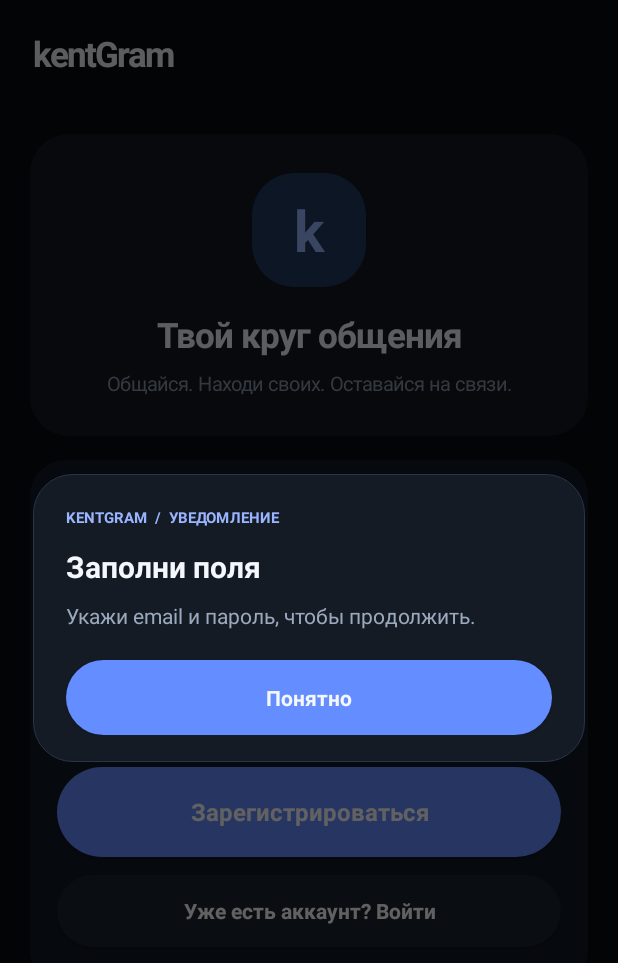
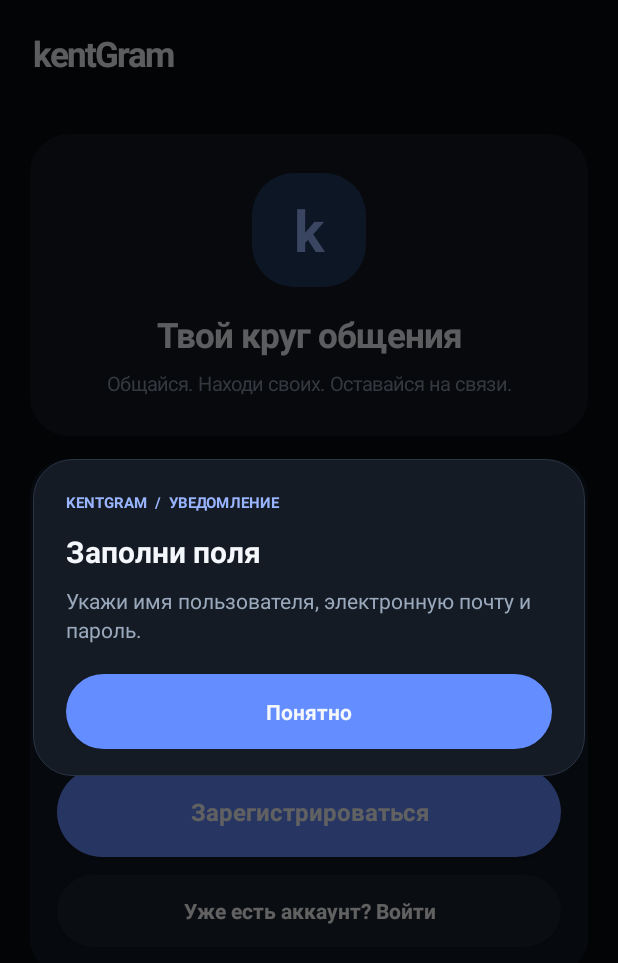
Before and after one commit to cbferz/kentGram, an Android app: the screen it shows after launch (MainActivity), after a tap on "Зарегистрироваться", on a phone screen of 412 x 824 dp. Shown: the top 963 px of the screen. Run offline under Robolectric (Android 15) with nearby library versions, the phone set to English and light mode, and no system bars; 2 other taps on this screen came first.

Commit message:
feat(auth): use username login and email registration

```diff
--- a/app/src/main/java/com/kentgram/MainActivity.java
+++ b/app/src/main/java/com/kentgram/MainActivity.java
@@ -374,14 +374,20 @@ public final class MainActivity extends Activity {
         TextView formTitle=label("Вход в аккаунт",18,TEXT,true);
         formTitle.setPadding(0,0,0,dp(14));
         form.addView(formTitle);
-        EditText email=field("Email");
+
+        EditText username=field("Имя пользователя");
+        username.setSingleLine(true);
+        EditText email=field("Электронная почта");
+        email.setSingleLine(true);
+        email.setInputType( android.text.InputType.TYPE_CLASS_TEXT |
+                android.text.InputType.TYPE_TEXT_VARIATION_EMAIL_ADDRESS);
+        email.setVisibility(View.GONE);
         EditText password=field("Пароль");
+        password.setSingleLine(true);
         password.setInputType(129);
-        EditText username=field("Имя пользователя");
-        username.setVisibility(View.GONE);
+        form.addView(username);
         form.addView(email);
         form.addView(password);
-        form.addView(username);
 
         Button primary=button("Войти");
         Button secondary=button("Создать аккаунт");
@@ -392,37 +398,53 @@ public final class MainActivity extends Activity {
         secondary.setMinHeight(dp(48));
         secondary.setBackground(round(PANEL_ALT,40));
         form.addView(primary);
-        LinearLayout.LayoutParams secondaryParams=(LinearLayout.LayoutParams)secondary.getLayoutParams();
-        if(secondaryParams==null)secondaryParams=new LinearLayout.LayoutParams(-1,-2);
+        LinearLayout.LayoutParams secondaryParams=new LinearLayout.LayoutParams(-1,-2);
         secondaryParams.topMargin=dp(4);
         secondary.setLayoutParams(secondaryParams);
         form.addView(secondary);
 
         final boolean[] registering={false};
         primary.setOnClickListener(v->{
+            String name=username.getText().toString().trim();
             String mail=email.getText().toString().trim();
             String pass=password.getText().toString();
-            if(mail.isEmpty()||pass.isEmpty()){
-                KentDialog.showMessage(this,"Заполни поля","Укажи email и пароль, чтобы продолжить.","Понятно",null);
+            if(name.isEmpty()||pass.isEmpty()||(registering[0]&&mail.isEmpty())){
+                KentDialog.showMessage(this,"Заполни поля",
+                        registering[0]?"Укажи имя пользователя, электронную почту и пароль.":
+                                "Укажи имя пользователя и пароль.",
+                        "Понятно",null);
                 return;
             }
-            if(registering[0]&&username.getText().toString().trim().isEmpty()){
-                KentDialog.showMessage(this,"Нужно имя пользователя","Придумай username для нового аккаунта.","Понятно",null);
+            if(registering[0]&&!android.util.Patterns.EMAIL_ADDRESS.matcher(mail).matches()){
+                KentDialog.showMessage(this,"Проверь почту","Введи корректный адрес электронной почты.","Понятно",null);
                 return;
             }
-            auth(mail,pass,registering[0]?username.getText().toString():null);
+            auth(name,registering[0]?mail:null,pass);
         });
         secondary.setOnClickListener(v->{
             registering[0]=!registering[0];
-            username.setVisibility(registering[0]?View.VISIBLE:View.GONE);
+            email.setVisibility(registering[0]?View.VISIBLE:View.GONE);
             formTitle.setText(registering[0]?"Создание аккаунта":"Вход в аккаунт");
             primary.setText(registering[0]?"Зарегистрироваться":"Войти");
             secondary.setText(registering[0]?"Уже есть аккаунт? Войти":"Создать аккаунт");
         });
     }
-    private void auth(String email,String password,String username){
-        JSONObject b=new JSONObject();try{b.put("email",email.trim());b.put("password",password);b.put("device_name","kentGram Android");if(username!=null)b.put("username",username.trim());}catch(Exception ignored){}
-        request(username==null?"/auth/login":"/auth/register",b,false,r->{token=r.optString("access_token","");if(token.isEmpty()){toast("Сервер не вернул токен");return;}prefs.edit().putString("access_token",token).putString("refresh_token",r.optString("refresh_token","")).apply();showChats();});
+
+    private void auth(String username,String email,String password){
+        JSONObject b=new JSONObject();
+        try{
+            b.put("username",username.trim());
+            b.put("password",password);
+            b.put("device_name","kentGram Android");
+            if(email!=null)b.put("email",email.trim());
+        }catch(Exception ignored){}
+        request(email==null?"/auth/login":"/auth/register",b,false,r->{
+            token=r.optString("access_token","");
+            if(token.isEmpty()){toast("Сервер не вернул токен");return;}
+            prefs.edit().putString("access_token",token)
+                    .putString("refresh_token",r.optString("refresh_token","")).apply();
+            showChats();
+        });
     }
     private void showChats(){
         onChatScreen=false;onNewChatScreen=false;
```
